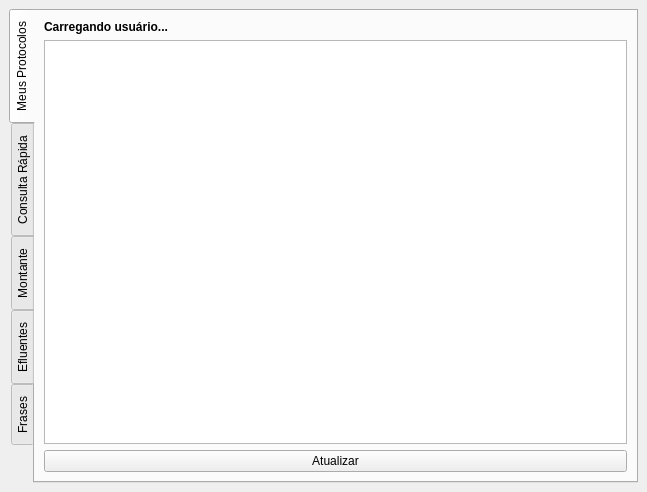
First picture: the form in iat_teste_dockwidget_base.ui, repository zyngra/IatTeste, before the edit.
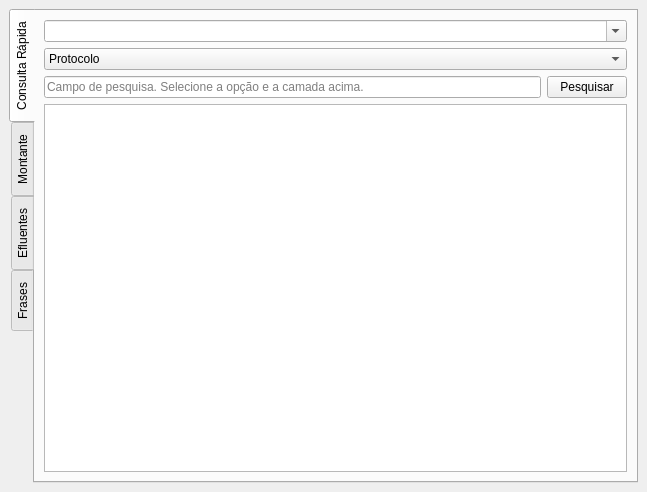
Second picture: the form after the edit. Custom widgets are drawn as their Qt base class.

Commit message: Remoção de dependências e código referente à tentativa de implementação de integração com Google Sheets

```diff
--- a/iat_teste_dockwidget_base.ui
+++ b/iat_teste_dockwidget_base.ui
@@ -44,30 +44,7 @@
       <property name="tabBarAutoHide">
        <bool>true</bool>
       </property>
-      <widget class="QWidget" name="tab_2">
-       <attribute name="title">
-        <string>Meus Protocolos</string>
-       </attribute>
-       <layout class="QGridLayout" name="gridLayout_6">
-        <item row="1" column="0">
-         <widget class="QTableWidget" name="tabela_sheets"/>
-        </item>
-        <item row="0" column="0">
-         <widget class="QLabel" name="label_usuario">
-          <property name="text">
-           <string>&lt;html&gt;&lt;head/&gt;&lt;body&gt;&lt;p&gt;&lt;span style=&quot; font-weight:600;&quot;&gt;Carregando usuário...&lt;/span&gt;&lt;/p&gt;&lt;/body&gt;&lt;/html&gt;</string>
-          </property>
-         </widget>
-        </item>
-        <item row="2" column="0">
-         <widget class="QPushButton" name="btn_atualizar">
-          <property name="text">
-           <string>Atualizar</string>
-          </property>
-         </widget>
-        </item>
-       </layout>
-      </widget>
+
       <widget class="QWidget" name="tab_3">
        <attribute name="title">
         <string>Consulta Rápida</string>
```
The commit also changes 32 other files.
